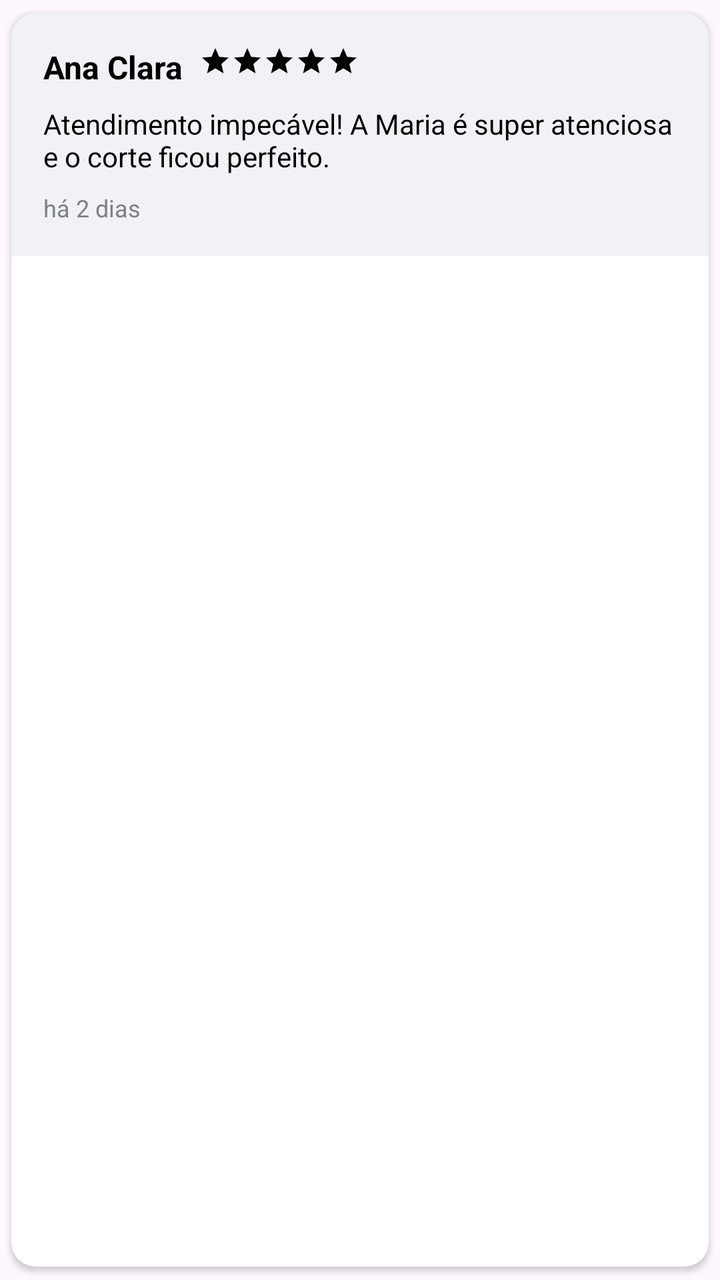
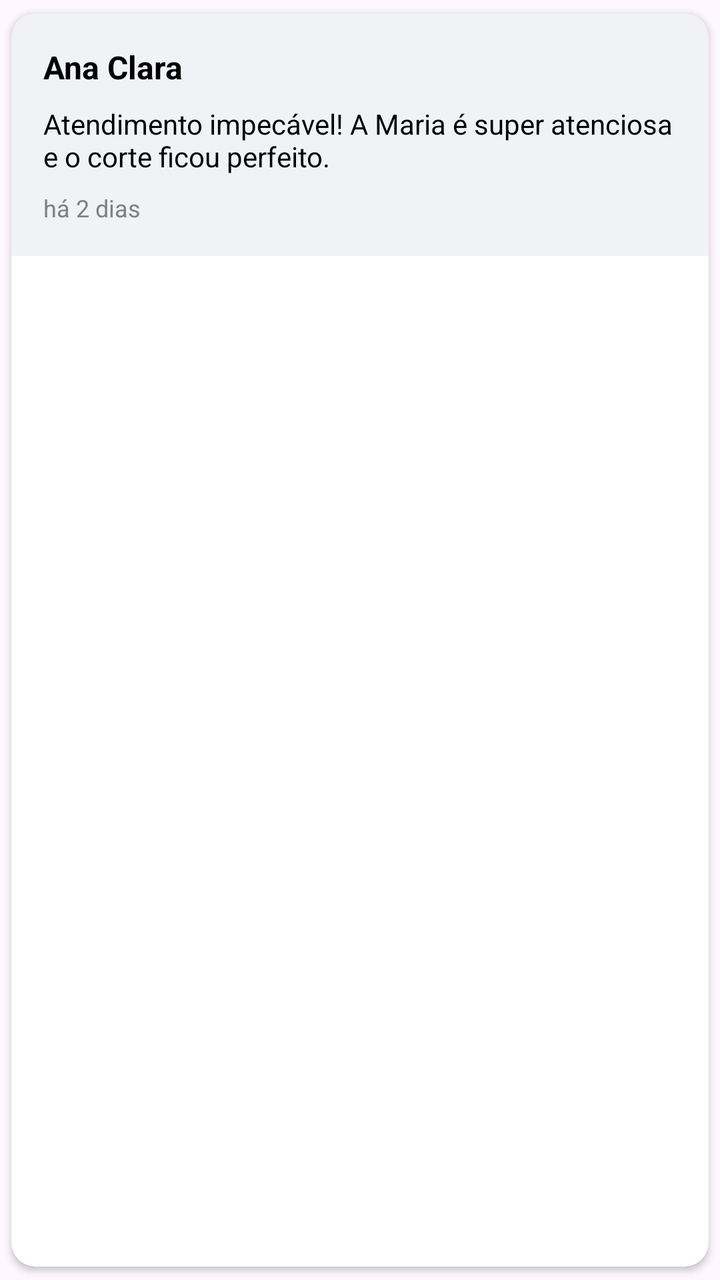

Screens rendered from an Android XML layout before and after an edit, with the pre-edit source and the edit as a unified diff.
<!-- AndroidManifest.xml: application theme Theme.SmartApp -->
<!-- res/layout/avaliar_category.xml -->
<?xml version="1.0" encoding="utf-8"?>
<androidx.cardview.widget.CardView xmlns:android="http://schemas.android.com/apk/res/android"
    xmlns:app="http://schemas.android.com/apk/res-auto"
    android:layout_width="match_parent"
    android:layout_height="wrap_content"
    app:cardCornerRadius="12dp"
    app:cardElevation="2dp"
    android:background="@color/light_gray"
    app:cardUseCompatPadding="true"
    android:layout_marginBottom="16dp">

    <LinearLayout
        android:layout_width="match_parent"
        android:layout_height="wrap_content"
        android:orientation="vertical"
        android:background="@color/light_gray"
        android:padding="16dp">

        <LinearLayout
            android:layout_width="match_parent"
            android:layout_height="wrap_content"
            android:orientation="horizontal"
            android:layout_marginBottom="8dp">

            <TextView
                android:id="@+id/avalianome"
                android:layout_width="wrap_content"
                android:layout_height="wrap_content"
                android:text="Ana Clara"
                android:textColor="@android:color/black"
                android:textSize="16sp"
                android:textStyle="bold"/>

            <LinearLayout
                android:id="@+id/avalinot"
                android:layout_width="wrap_content"
                android:layout_height="wrap_content"
                android:orientation="horizontal"
                android:layout_marginStart="8dp">

                <ImageView
                    android:id="@+id/avaliaEstrela"
                    android:layout_width="16dp"
                    android:layout_height="16dp"
                    android:src="@drawable/ic_star"/>

                <ImageView
                    android:layout_width="16dp"
                    android:layout_height="16dp"
                    android:src="@drawable/ic_star"/>

                <ImageView
                    android:layout_width="16dp"
                    android:layout_height="16dp"
                    android:src="@drawable/ic_star"/>

                <ImageView
                    android:layout_width="16dp"
                    android:layout_height="16dp"
                    android:src="@drawable/ic_star"/>

                <ImageView
                    android:layout_width="16dp"
                    android:layout_height="16dp"
                    android:src="@drawable/ic_star"/>
            </LinearLayout>
        </LinearLayout>

        <TextView
            android:id="@+id/avaliacomentario"
            android:layout_width="match_parent"
            android:layout_height="wrap_content"
            android:text="Atendimento impecável! A Maria é super atenciosa e o corte ficou perfeito."
            android:textColor="@android:color/black"
            android:textSize="14sp"/>

        <TextView
            android:id="@+id/avaliadata"
            android:layout_width="match_parent"
            android:layout_height="wrap_content"
            android:text="há 2 dias"
            android:textColor="#808080"
            android:textSize="12sp"
            android:layout_marginTop="8dp"/>
    </LinearLayout>
</androidx.cardview.widget.CardView>
<!-- resources referenced by this layout -->
<resources>
  <color name="light_gray">#F0F2F5</color>
  <!-- drawable ic_star (drawable) -->
  <vector xmlns:android="http://schemas.android.com/apk/res/android"
      android:width="24dp"
      android:height="24dp"
      android:viewportWidth="24"
      android:viewportHeight="24">
      <path
          android:fillColor="#FF000000"
          android:pathData="M12,17.27L18.18,21l-1.64,-7.03L22,9.24l-7.19,-0.61L12,2 9.19,8.63 2,9.24l5.46,4.73L5.82,21z"/>
  </vector>
  <style name="Theme.SmartApp" parent="Base.Theme.SmartApp" />
  <style name="Base.Theme.SmartApp" parent="Theme.Material3.DayNight.NoActionBar" />
</resources>

<!-- the commit's change to res/layout/avaliar_category.xml (unified diff, before → after) -->
@@ -3,24 +3,24 @@
     xmlns:app="http://schemas.android.com/apk/res-auto"
     android:layout_width="match_parent"
     android:layout_height="wrap_content"
+    android:layout_marginBottom="16dp"
+    android:background="@color/light_gray"
     app:cardCornerRadius="12dp"
     app:cardElevation="2dp"
-    android:background="@color/light_gray"
-    app:cardUseCompatPadding="true"
-    android:layout_marginBottom="16dp">
+    app:cardUseCompatPadding="true">
 
     <LinearLayout
         android:layout_width="match_parent"
         android:layout_height="wrap_content"
+        android:background="@color/light_gray"
         android:orientation="vertical"
-        android:background="@color/light_gray"
         android:padding="16dp">
 
         <LinearLayout
             android:layout_width="match_parent"
             android:layout_height="wrap_content"
-            android:orientation="horizontal"
-            android:layout_marginBottom="8dp">
+            android:layout_marginBottom="8dp"
+            android:orientation="horizontal">
 
             <TextView
                 android:id="@+id/avalianome"
@@ -29,40 +29,49 @@
                 android:text="Ana Clara"
                 android:textColor="@android:color/black"
                 android:textSize="16sp"
-                android:textStyle="bold"/>
+                android:textStyle="bold" />
 
             <LinearLayout
                 android:id="@+id/avalinot"
                 android:layout_width="wrap_content"
                 android:layout_height="wrap_content"
-                android:orientation="horizontal"
-                android:layout_marginStart="8dp">
+                android:layout_marginStart="8dp"
+                android:orientation="horizontal">
 
                 <ImageView
-                    android:id="@+id/avaliaEstrela"
+                    android:id="@+id/avaliaEstrela1"
                     android:layout_width="16dp"
                     android:layout_height="16dp"
-                    android:src="@drawable/ic_star"/>
+                    android:src="@drawable/ic_star"
+                    android:visibility="gone" />
 
                 <ImageView
+                    android:id="@+id/avaliaEstrela2"
                     android:layout_width="16dp"
                     android:layout_height="16dp"
-                    android:src="@drawable/ic_star"/>
+                    android:src="@drawable/ic_star"
+                    android:visibility="gone" />
 
                 <ImageView
+                    android:id="@+id/avaliaEstrela3"
                     android:layout_width="16dp"
                     android:layout_height="16dp"
-                    android:src="@drawable/ic_star"/>
+                    android:src="@drawable/ic_star"
+                    android:visibility="gone" />
 
                 <ImageView
+                    android:id="@+id/avaliaEstrela4"
                     android:layout_width="16dp"
                     android:layout_height="16dp"
-                    android:src="@drawable/ic_star"/>
+                    android:src="@drawable/ic_star"
+                    android:visibility="gone" />
 
                 <ImageView
+                    android:id="@+id/avaliaEstrela5"
                     android:layout_width="16dp"
                     android:layout_height="16dp"
-                    android:src="@drawable/ic_star"/>
+                    android:src="@drawable/ic_star"
+                    android:visibility="gone" />
             </LinearLayout>
         </LinearLayout>
 
@@ -72,15 +81,15 @@
             android:layout_height="wrap_content"
             android:text="Atendimento impecável! A Maria é super atenciosa e o corte ficou perfeito."
             android:textColor="@android:color/black"
-            android:textSize="14sp"/>
+            android:textSize="14sp" />
 
         <TextView
             android:id="@+id/avaliadata"
             android:layout_width="match_parent"
             android:layout_height="wrap_content"
+            android:layout_marginTop="8dp"
             android:text="há 2 dias"
             android:textColor="#808080"
-            android:textSize="12sp"
-            android:layout_marginTop="8dp"/>
+            android:textSize="12sp" />
     </LinearLayout>
 </androidx.cardview.widget.CardView>
